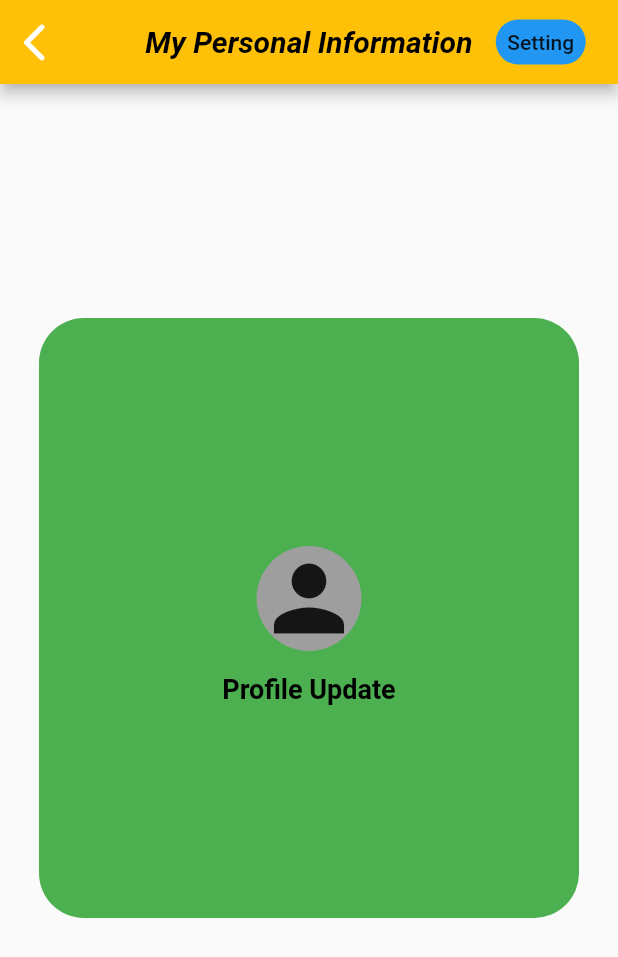
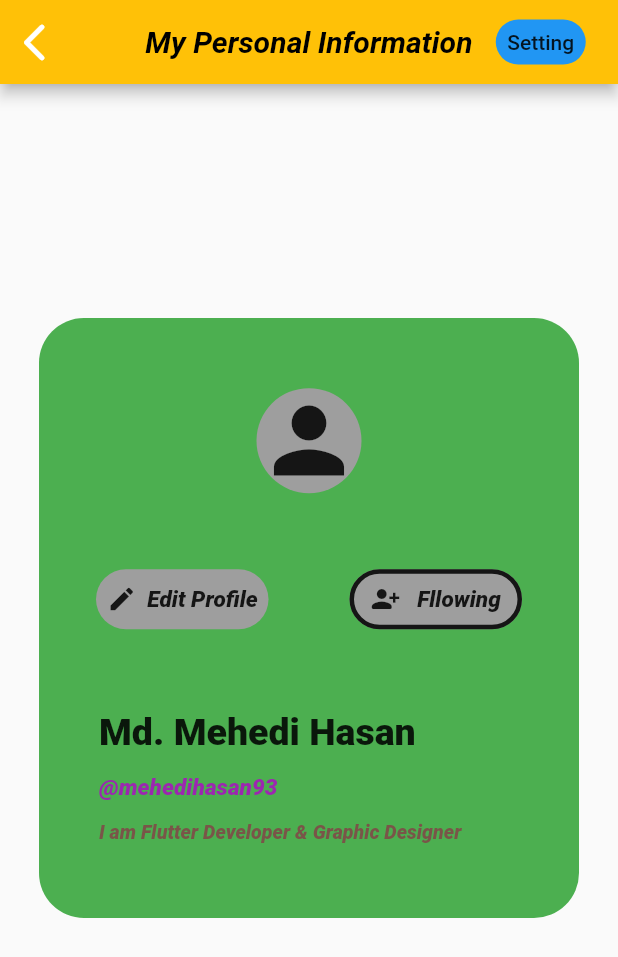
Before and after one commit to mehedihasan93/Sun-Tues-Thurs-First-Batch, a Flutter app: the screen it shows after launch, on a phone screen of 412 x 824 dp. Shown: the top 957 px of the screen. Run offline on Flutter 3.47's test engine with Material 2 defaults, Android fonts, the phone set to English and light mode, and no system bars.

Commit message:
insert appbarrowcolumn.drt

```diff
--- a/lib/appbarrowcolumn.dart
+++ b/lib/appbarrowcolumn.dart
@@ -61,7 +61,7 @@ class _AppbarRowColumnState extends State<AppbarRowColumn> {
             borderRadius: BorderRadius.circular(30),
           ),
           child: Column(
-            mainAxisAlignment: MainAxisAlignment.center,
+            mainAxisAlignment: MainAxisAlignment.spaceEvenly,
             children: [
               Container(
                 height: 90,
@@ -73,16 +73,113 @@ class _AppbarRowColumnState extends State<AppbarRowColumn> {
                   size: 70,
                 ),
               ),
-              Padding(padding: EdgeInsets.only(top: 05)),
-              Text(
-                "Profile Update",
-                style: TextStyle(
-                  fontWeight: FontWeight.bold,
-                  fontStyle: FontStyle.normal,
-                  fontSize: 18,
-                  color: Colors.black,
+              Row(
+                mainAxisAlignment: MainAxisAlignment.spaceEvenly,
+                children: [
+                  FlatButton(
+                    onPressed: () {},
+                    child: Container(
+                      height: 40,
+                      width: 115,
+                      decoration: BoxDecoration(
+                        color: Colors.grey,
+                        borderRadius: BorderRadius.circular(20),
+                      ),
+                      child: Row(
+                        mainAxisAlignment: MainAxisAlignment.spaceEvenly,
+                        children: [
+                          Icon(
+                            Icons.create,
+                            size: 20,
+                            color: Colors.black87,
+                          ),
+                          Text(
+                            "Edit Profile",
+                            style: TextStyle(
+                              fontSize: 15,
+                              fontWeight: FontWeight.w800,
+                              color: Colors.black87,
+                              fontStyle: FontStyle.italic,
+                            ),
+                          )
+                        ],
+                      ),
+                    ),
+                  ),
+                  FlatButton(
+                    onPressed: () {},
+                    child: Container(
+                      height: 40,
+                      width: 115,
+                      decoration: BoxDecoration(
+                        borderRadius: BorderRadius.circular(20),
+                        border: Border.all(
+                          color: Colors.black87,
+                          width: 3,
+                          style: BorderStyle.solid,
+                        ),
+                        color: Colors.grey,
+                      ),
+                      child: Row(
+                        mainAxisAlignment: MainAxisAlignment.spaceEvenly,
+                        children: [
+                          Icon(
+                            Icons.person_add_alt_1_rounded,
+                            size: 20,
+                            color: Colors.black87,
+                          ),
+                          Text(
+                            "Fllowing",
+                            style: TextStyle(
+                              fontSize: 15,
+                              fontWeight: FontWeight.w800,
+                              color: Colors.black87,
+                              fontStyle: FontStyle.italic,
+                            ),
+                          ),
+                        ],
+                      ),
+                    ),
+                  ),
+                ],
+              ),
+              Container(
+                height: 115,
+                width: 280,
+                child: Column(
+                  mainAxisAlignment: MainAxisAlignment.spaceEvenly,
+                  crossAxisAlignment: CrossAxisAlignment.stretch,
+                  children: [
+                    Text(
+                      "Md. Mehedi Hasan",
+                      style: TextStyle(
+                        fontSize: 25,
+                        fontStyle: FontStyle.normal,
+                        fontWeight: FontWeight.w900,
+                        color: Colors.black87,
+                      ),
+                    ),
+                    Text(
+                      "@mehedihasan93",
+                      style: TextStyle(
+                        fontSize: 15,
+                        color: Colors.purple,
+                        fontWeight: FontWeight.w900,
+                        fontStyle: FontStyle.italic,
+                      ),
+                    ),
+                    Text(
+                      "I am Flutter Developer & Graphic Designer",
+                      style: TextStyle(
+                        fontSize: 13,
+                        color: Colors.brown,
+                        fontWeight: FontWeight.w900,
+                        fontStyle: FontStyle.italic,
+                      ),
+                    ),
+                  ],
                 ),
-              ),
+              )
             ],
           ),
         ),
```
